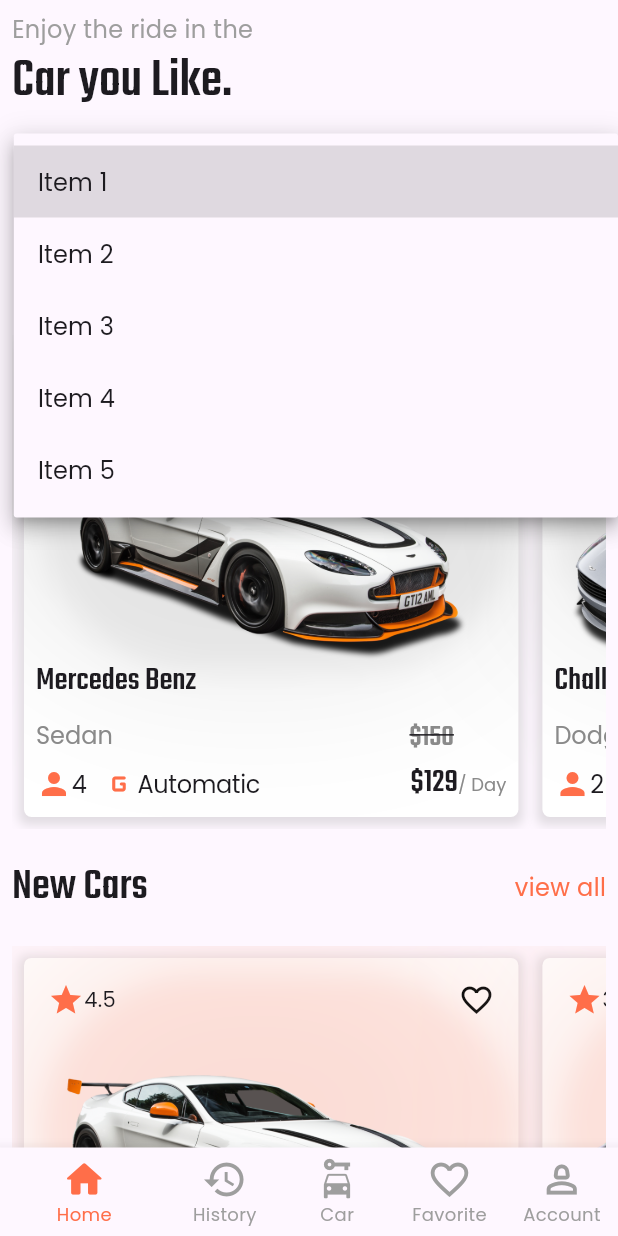
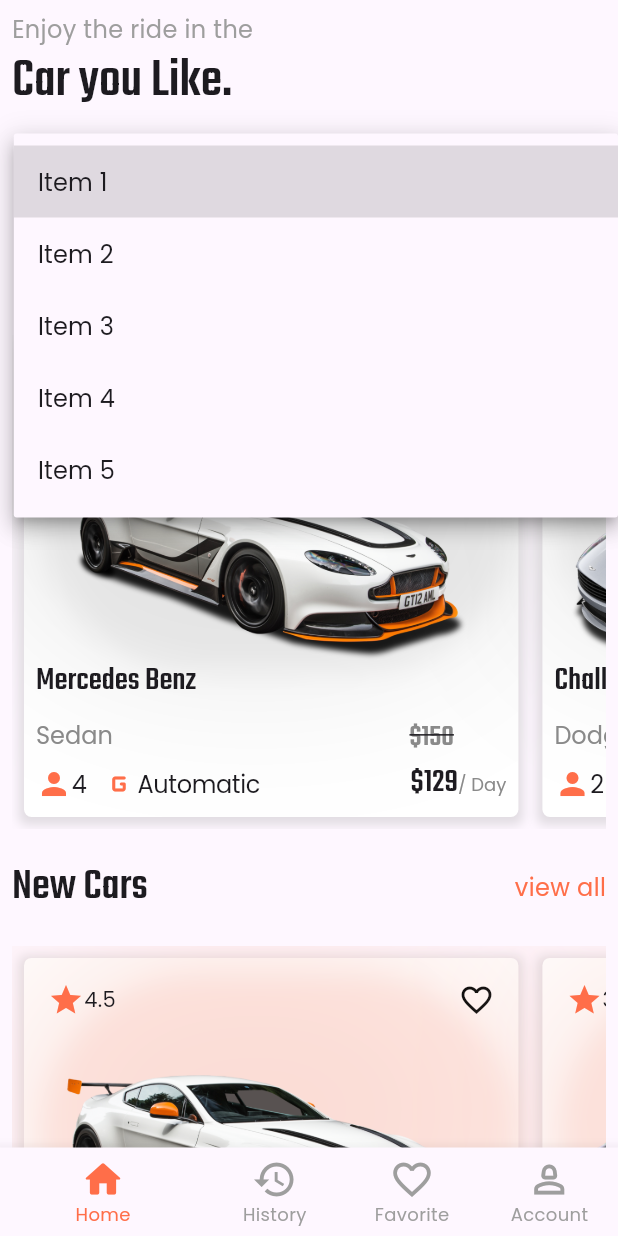
Before and after one commit to ahmedos999/car_rental, a Flutter app: the screen it shows after launch, after a tap on "Item 1", on a phone screen of 412 x 824 dp. Run offline on Flutter 3.47's test engine with Material 3 defaults, Android fonts, the phone set to English and light mode, and no system bars.

Commit message:
navbar adjustments

```diff
--- a/lib/presentation/nav.dart
+++ b/lib/presentation/nav.dart
@@ -1,4 +1,5 @@
 import 'package:car_rental/presentation/Screens/account.dart';
+import 'package:car_rental/presentation/Screens/favorite.dart';
 import 'package:car_rental/presentation/Screens/history.dart';
 import 'package:car_rental/presentation/Screens/home_page.dart';
 import 'package:flutter/material.dart';
@@ -14,6 +15,7 @@ class _NavState extends State<Nav> {
   final List<Widget> _pages = <Widget>[
     const HomePage(),
     const History(),
+    const Favorite(),
     const Account()
   ];
   int _selectedIndex = 0;
@@ -23,11 +25,9 @@ class _NavState extends State<Nav> {
       body: _pages.elementAt(_selectedIndex),
       bottomNavigationBar: BottomNavigationBar(
         onTap: (index) {
-          if (index == 0 || index == 1 || index == 2) {
-            setState(() {
-              _selectedIndex = index;
-            });
-          }
+          setState(() {
+            _selectedIndex = index;
+          });
         },
         showUnselectedLabels: true,
         selectedLabelStyle:
@@ -51,12 +51,6 @@ class _NavState extends State<Nav> {
           ),
           BottomNavigationBarItem(
             icon: Icon(
-              Icons.car_rental,
-            ),
-            label: 'Car',
-          ),
-          BottomNavigationBarItem(
-            icon: Icon(
               Icons.favorite_border,
             ),
             label: 'Favorite',
```
Also changed, not shown: lib/presentation/Screens/favorite.dart (added, +12 -0 lines).
